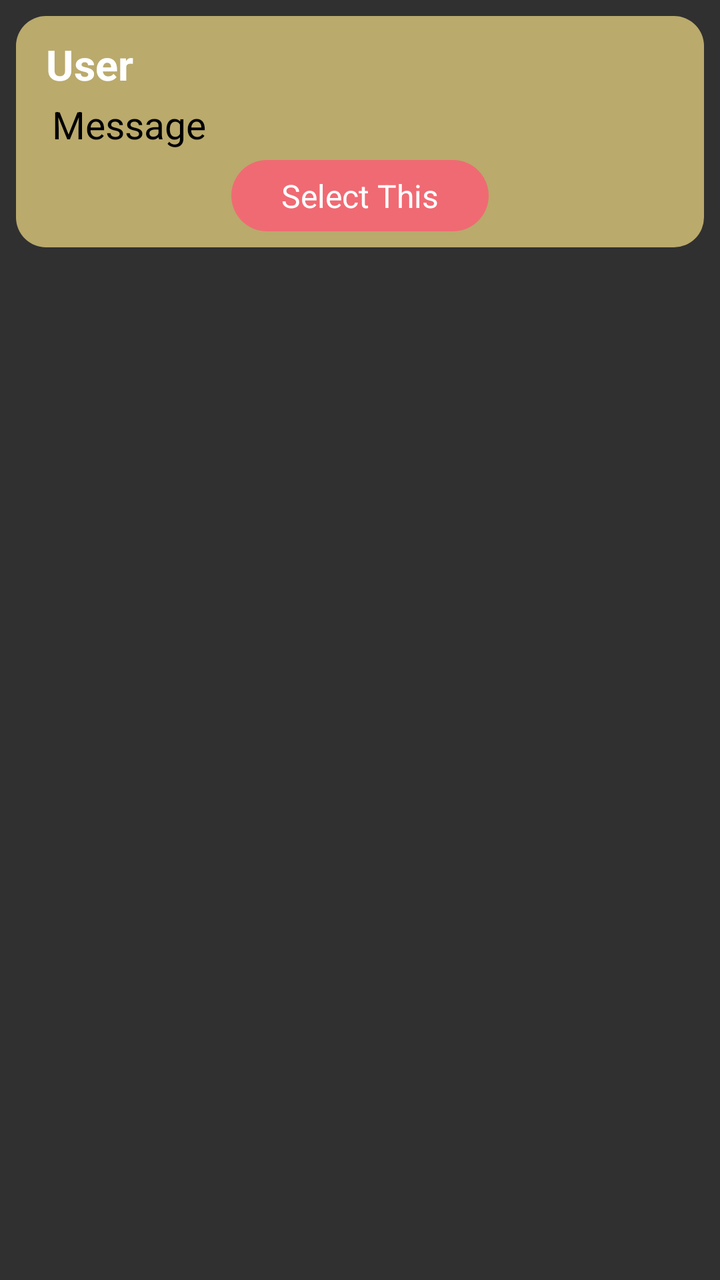
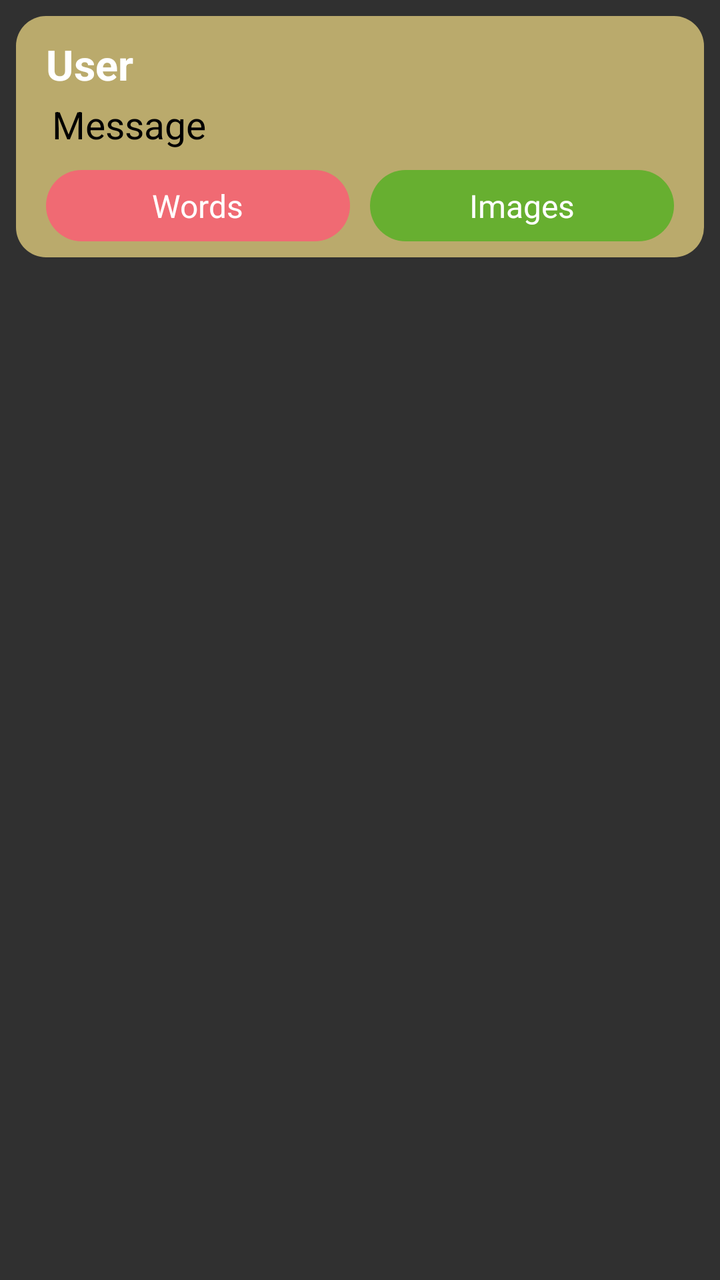

An Android layout rendered at two revisions. The XML below is the earlier revision; the diff shows what the commit changed to produce the second picture.
<!-- AndroidManifest.xml: application theme Theme.AppCompat.NoActionBar -->
<!-- res/layout/dataset_item.xml -->
<?xml version="1.0" encoding="utf-8"?>
<RelativeLayout xmlns:android="http://schemas.android.com/apk/res/android"
    android:layout_width="match_parent"
    android:layout_height="wrap_content"


    >

    <LinearLayout
        android:layout_width="match_parent"
        android:layout_height="wrap_content"
        android:layout_marginBottom="10dp"
        android:layout_marginLeft="8dp"
        android:layout_marginRight="8dp"
        android:layout_marginTop="8dp"
        android:background="@drawable/curve_message"
        android:orientation="vertical"
        android:paddingBottom="8dp"
        android:gravity="center_horizontal"
        android:paddingLeft="15dp"
        android:paddingRight="15dp"
        android:paddingTop="10dp">

        <TextView
            android:id="@+id/txtgroup"
            android:layout_width="match_parent"
            android:layout_height="wrap_content"
            android:text="User"
            android:textColor="#ffffff"
            android:textSize="21dp"
            android:textStyle="bold" />
        <TextView
            android:id="@+id/txtname"
            android:layout_width="match_parent"
            android:layout_height="wrap_content"
            android:layout_margin="3dp"
            android:text="Message"
            android:textColor="#000000"
            android:textSize="19dp"
            android:textStyle="normal" />
        <RelativeLayout
            android:layout_width="wrap_content"
            android:layout_height="wrap_content"
            android:layout_marginTop="2dp"
            android:id="@+id/lytdatasetbutton"
            android:background="@drawable/curve_messagebutton">
            <TextView
                android:layout_width="wrap_content"
                android:layout_height="wrap_content"
                android:text="Select This"
                android:layout_centerInParent="true"
                android:layout_marginTop="7dp"
                android:layout_marginLeft="25dp"
                android:layout_marginRight="25dp"
                android:layout_marginBottom="7dp"
                android:gravity="center_vertical"
                android:id="@+id/txtdatasetbutton"
                android:textSize="16dp"
                android:textColor="#ffffff"
                />

        </RelativeLayout>

    </LinearLayout>


</RelativeLayout>
<!-- resources referenced by this layout -->
<resources>
  <!-- drawable curve_message (drawable) -->
  <?xml version="1.0" encoding="UTF-8"?>
  <shape xmlns:android="http://schemas.android.com/apk/res/android">
      <solid android:color="#aaffe78b"/>
      <stroke android:width="00dp" android:color="#FF6B45" />
      <corners android:radius="15dp"/>
      <padding android:left="0dp" android:top="0dp" android:right="0dp" android:bottom="0dp" />
  </shape>
  <!-- drawable curve_messagebutton (drawable) -->
  <?xml version="1.0" encoding="UTF-8"?>
  <shape xmlns:android="http://schemas.android.com/apk/res/android">
      <solid android:color="#f06a73"/>
      <stroke android:width="00dp" android:color="#B1BCBE" />
      <corners android:radius="20dp"/>
      <padding android:left="0dp" android:top="0dp" android:right="0dp" android:bottom="0dp" />
  </shape>
</resources>

<!-- the commit's change to res/layout/dataset_item.xml (unified diff, before → after) -->
@@ -1,10 +1,7 @@
 <?xml version="1.0" encoding="utf-8"?>
 <RelativeLayout xmlns:android="http://schemas.android.com/apk/res/android"
     android:layout_width="match_parent"
-    android:layout_height="wrap_content"
-
-
-    >
+    android:layout_height="wrap_content">
 
     <LinearLayout
         android:layout_width="match_parent"
@@ -38,28 +35,66 @@
             android:textColor="#000000"
             android:textSize="19dp"
             android:textStyle="normal" />
-        <RelativeLayout
-            android:layout_width="wrap_content"
+        <LinearLayout
+            android:layout_width="match_parent"
             android:layout_height="wrap_content"
-            android:layout_marginTop="2dp"
-            android:id="@+id/lytdatasetbutton"
-            android:background="@drawable/curve_messagebutton">
-            <TextView
-                android:layout_width="wrap_content"
+            android:layout_marginTop="5dp"
+            android:orientation="horizontal"
+            android:weightSum="2" >
+            <RelativeLayout
+                android:layout_width="0dp"
                 android:layout_height="wrap_content"
-                android:text="Select This"
-                android:layout_centerInParent="true"
-                android:layout_marginTop="7dp"
-                android:layout_marginLeft="25dp"
-                android:layout_marginRight="25dp"
-                android:layout_marginBottom="7dp"
-                android:gravity="center_vertical"
-                android:id="@+id/txtdatasetbutton"
-                android:textSize="16dp"
-                android:textColor="#ffffff"
-                />
+                android:layout_marginTop="2dp"
+                android:id="@+id/lytdatasetbutton"
+                android:layout_weight="1"
+                android:layout_marginRight="5dp"
+                android:background="@drawable/curve_messagebutton">
 
-        </RelativeLayout>
+                <TextView
+                    android:id="@+id/txtdatasetbutton"
+                    android:layout_width="wrap_content"
+                    android:layout_height="wrap_content"
+                    android:layout_centerInParent="true"
+                    android:layout_marginLeft="25dp"
+                    android:layout_marginTop="7dp"
+                    android:layout_marginRight="25dp"
+                    android:layout_marginBottom="7dp"
+                    android:gravity="center_vertical"
+                    android:text="Words"
+                    android:textColor="#ffffff"
+                    android:textSize="16dp" />
+
+            </RelativeLayout>
+
+            <RelativeLayout
+                android:layout_width="0dp"
+                android:layout_height="wrap_content"
+                android:layout_marginTop="2dp"
+                android:id="@+id/lytgetImages"
+                android:layout_marginLeft="5dp"
+                android:layout_weight="1"
+                android:background="@drawable/curve_getimagesbutton">
+
+                <TextView
+                    android:id="@+id/txtGetImages"
+                    android:layout_width="wrap_content"
+                    android:layout_height="wrap_content"
+                    android:layout_centerInParent="true"
+                    android:layout_marginLeft="25dp"
+                    android:layout_marginTop="7dp"
+                    android:layout_marginRight="25dp"
+                    android:layout_marginBottom="7dp"
+                    android:gravity="center_vertical"
+                    android:text="Images"
+                    android:textColor="#ffffff"
+                    android:textSize="16dp" />
+
+            </RelativeLayout>
+
+        </LinearLayout>
+
+
+
 
     </LinearLayout>
 
<!-- resource entries referenced after the edit -->
@@ -1,5 +1,13 @@
 <!-- resources referenced by this layout -->
 <resources>
+  <!-- drawable curve_getimagesbutton (drawable) -->
+  <?xml version="1.0" encoding="UTF-8"?>
+  <shape xmlns:android="http://schemas.android.com/apk/res/android">
+      <solid android:color="#67af30"/>
+      <stroke android:width="00dp" android:color="#B1BCBE" />
+      <corners android:radius="20dp"/>
+      <padding android:left="0dp" android:top="0dp" android:right="0dp" android:bottom="0dp" />
+  </shape>
   <!-- drawable curve_message (drawable) -->
   <?xml version="1.0" encoding="UTF-8"?>
   <shape xmlns:android="http://schemas.android.com/apk/res/android">
